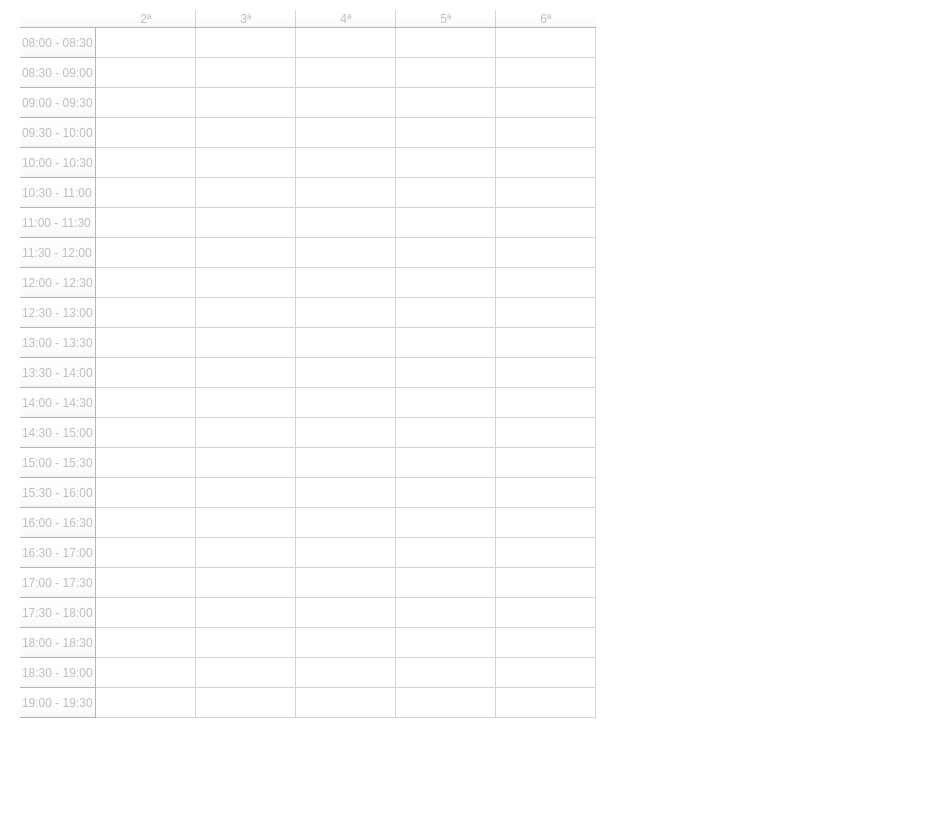
Before: the Qt Designer form Designs/MainWindow.ui in RicAB98/ScheduleHelper, drawn with Qt 5.
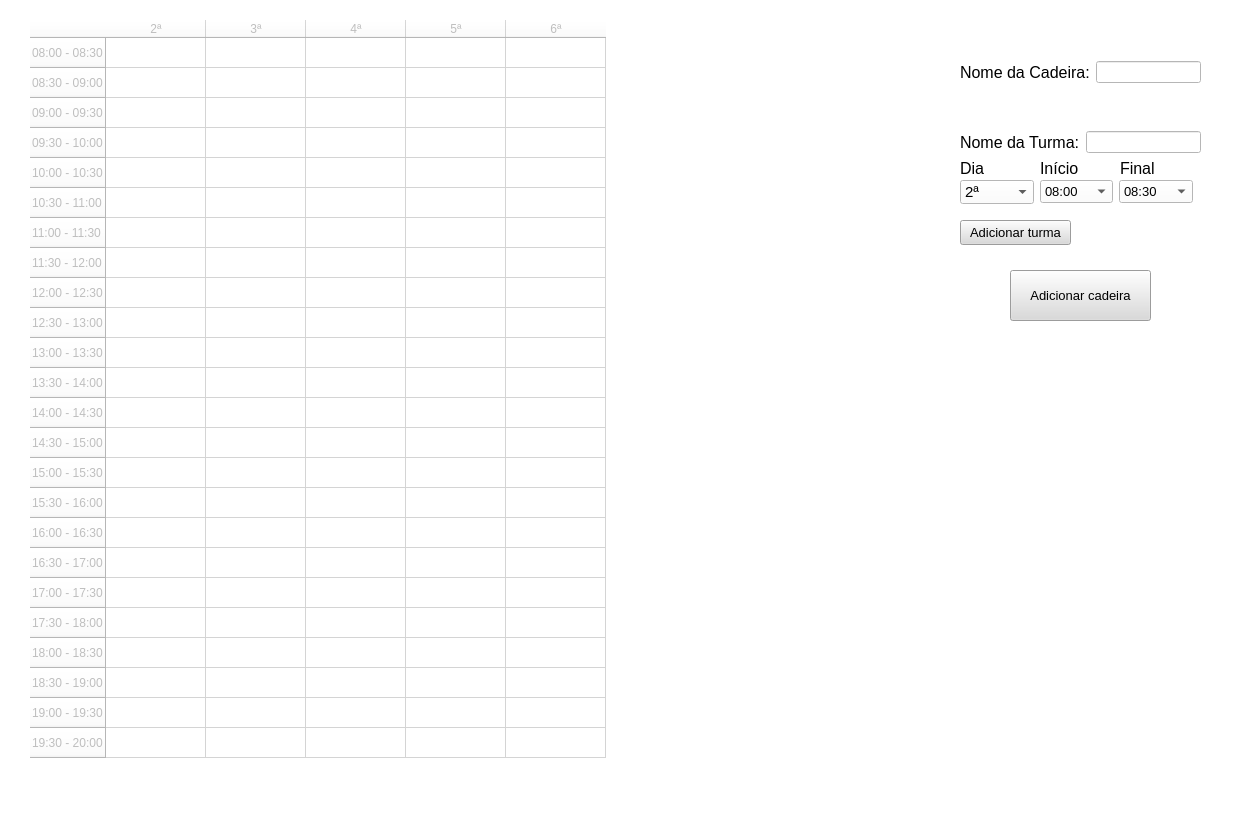
After: the same form once the commit is applied.

Commit message: AddSubject section and started button signals

Diff of the .ui file:
```diff
--- a/Designs/MainWindow.ui
+++ b/Designs/MainWindow.ui
@@ -6,8 +6,8 @@
    <rect>
     <x>0</x>
     <y>0</y>
-    <width>943</width>
-    <height>833</height>
+    <width>1239</width>
+    <height>816</height>
    </rect>
   </property>
   <property name="minimumSize">
@@ -29,17 +29,17 @@
     </property>
     <property name="geometry">
      <rect>
-      <x>20</x>
-      <y>10</y>
+      <x>30</x>
+      <y>20</y>
       <width>591</width>
-      <height>721</height>
+      <height>751</height>
      </rect>
     </property>
     <property name="styleSheet">
      <string notr="true">border: none</string>
     </property>
     <property name="rowCount">
-     <number>23</number>
+     <number>24</number>
     </property>
     <attribute name="horizontalHeaderHighlightSections">
      <bool>true</bool>
@@ -159,6 +159,11 @@
       <string>19:00 - 19:30</string>
      </property>
     </row>
+    <row>
+     <property name="text">
+      <string>19:30 - 20:00</string>
+     </property>
+    </row>
     <column>
      <property name="text">
       <string>2ª</string>
@@ -188,10 +193,10 @@
    <widget class="QWidget" name="layoutWidget">
     <property name="geometry">
      <rect>
-      <x>680</x>
-      <y>30</y>
-      <width>231</width>
-      <height>751</height>
+      <x>640</x>
+      <y>60</y>
+      <width>271</width>
+      <height>671</height>
      </rect>
     </property>
     <layout class="QVBoxLayout" name="subjectsLayout" stretch="1,1,1,1,1,1,1,1,1,1,1,1,1,1,1,1,1">
@@ -251,6 +256,508 @@
      </item>
     </layout>
    </widget>
+   <widget class="QWidget" name="layoutWidget_2">
+    <property name="geometry">
+     <rect>
+      <x>960</x>
+      <y>60</y>
+      <width>241</width>
+      <height>24</height>
+     </rect>
+    </property>
+    <layout class="QHBoxLayout" name="subjectNameLayout">
+     <item>
+      <widget class="QLabel" name="label">
+       <property name="maximumSize">
+        <size>
+         <width>11111</width>
+         <height>16777215</height>
+        </size>
+       </property>
+       <property name="font">
+        <font>
+         <pointsize>12</pointsize>
+        </font>
+       </property>
+       <property name="text">
+        <string>Nome da Cadeira:</string>
+       </property>
+      </widget>
+     </item>
+     <item>
+      <widget class="QLineEdit" name="subjectLineEdit"/>
+     </item>
+    </layout>
+   </widget>
+   <widget class="QLabel" name="label_2">
+    <property name="geometry">
+     <rect>
+      <x>960</x>
+      <y>160</y>
+      <width>31</width>
+      <height>16</height>
+     </rect>
+    </property>
+    <property name="font">
+     <font>
+      <pointsize>12</pointsize>
+     </font>
+    </property>
+    <property name="text">
+     <string>Dia</string>
+    </property>
+   </widget>
+   <widget class="QLabel" name="label_3">
+    <property name="geometry">
+     <rect>
+      <x>1040</x>
+      <y>160</y>
+      <width>41</width>
+      <height>16</height>
+     </rect>
+    </property>
+    <property name="font">
+     <font>
+      <pointsize>12</pointsize>
+     </font>
+    </property>
+    <property name="text">
+     <string>Início</string>
+    </property>
+   </widget>
+   <widget class="QLabel" name="label_4">
+    <property name="geometry">
+     <rect>
+      <x>1120</x>
+      <y>160</y>
+      <width>41</width>
+      <height>16</height>
+     </rect>
+    </property>
+    <property name="font">
+     <font>
+      <pointsize>12</pointsize>
+     </font>
+    </property>
+    <property name="text">
+     <string>Final</string>
+    </property>
+   </widget>
+   <widget class="QListWidget" name="scheduleList">
+    <property name="geometry">
+     <rect>
+      <x>1010</x>
+      <y>340</y>
+      <width>141</width>
+      <height>391</height>
+     </rect>
+    </property>
+    <property name="sizePolicy">
+     <sizepolicy hsizetype="Expanding" vsizetype="Expanding">
+      <horstretch>0</horstretch>
+      <verstretch>0</verstretch>
+     </sizepolicy>
+    </property>
+    <property name="font">
+     <font>
+      <pointsize>10</pointsize>
+     </font>
+    </property>
+    <property name="layoutDirection">
+     <enum>Qt::LeftToRight</enum>
+    </property>
+    <property name="styleSheet">
+     <string notr="true">border:none
+</string>
+    </property>
+    <property name="isWrapping" stdset="0">
+     <bool>true</bool>
+    </property>
+    <property name="sortingEnabled">
+     <bool>false</bool>
+    </property>
+   </widget>
+   <widget class="QPushButton" name="addClassButton">
+    <property name="geometry">
+     <rect>
+      <x>960</x>
+      <y>220</y>
+      <width>111</width>
+      <height>25</height>
+     </rect>
+    </property>
+    <property name="font">
+     <font>
+      <pointsize>10</pointsize>
+     </font>
+    </property>
+    <property name="styleSheet">
+     <string notr="true">background-color: rgb(218, 218, 218)
+</string>
+    </property>
+    <property name="text">
+     <string>Adicionar turma</string>
+    </property>
+   </widget>
+   <widget class="QWidget" name="layoutWidget_3">
+    <property name="geometry">
+     <rect>
+      <x>960</x>
+      <y>130</y>
+      <width>241</width>
+      <height>24</height>
+     </rect>
+    </property>
+    <layout class="QHBoxLayout" name="classLayout">
+     <item>
+      <widget class="QLabel" name="label_5">
+       <property name="maximumSize">
+        <size>
+         <width>11111</width>
+         <height>16777215</height>
+        </size>
+       </property>
+       <property name="font">
+        <font>
+         <pointsize>12</pointsize>
+        </font>
+       </property>
+       <property name="text">
+        <string>Nome da Turma:</string>
+       </property>
+      </widget>
+     </item>
+     <item>
+      <widget class="QLineEdit" name="classLineEdit"/>
+     </item>
+    </layout>
+   </widget>
+   <widget class="QPushButton" name="addSubjectButton">
+    <property name="geometry">
+     <rect>
+      <x>1010</x>
+      <y>270</y>
+      <width>141</width>
+      <height>51</height>
+     </rect>
+    </property>
+    <property name="font">
+     <font>
+      <pointsize>10</pointsize>
+     </font>
+    </property>
+    <property name="styleSheet">
+     <string notr="true">background-color: rgb(218, 218, 218)
+</string>
+    </property>
+    <property name="text">
+     <string>Adicionar cadeira</string>
+    </property>
+   </widget>
+   <widget class="QWidget" name="">
+    <property name="geometry">
+     <rect>
+      <x>960</x>
+      <y>180</y>
+      <width>233</width>
+      <height>24</height>
+     </rect>
+    </property>
+    <layout class="QHBoxLayout" name="scheduleLayout">
+     <item>
+      <widget class="QComboBox" name="day">
+       <property name="font">
+        <font>
+         <pointsize>11</pointsize>
+        </font>
+       </property>
+       <item>
+        <property name="text">
+         <string>2ª</string>
+        </property>
+       </item>
+       <item>
+        <property name="text">
+         <string>3ª</string>
+        </property>
+       </item>
+       <item>
+        <property name="text">
+         <string>4ª</string>
+        </property>
+       </item>
+       <item>
+        <property name="text">
+         <string>5ª</string>
+        </property>
+       </item>
+       <item>
+        <property name="text">
+         <string>6ª</string>
+        </property>
+       </item>
+      </widget>
+     </item>
+     <item>
+      <widget class="QComboBox" name="start">
+       <property name="font">
+        <font>
+         <pointsize>10</pointsize>
+        </font>
+       </property>
+       <item>
+        <property name="text">
+         <string>08:00</string>
+        </property>
+       </item>
+       <item>
+        <property name="text">
+         <string>08:30</string>
+        </property>
+       </item>
+       <item>
+        <property name="text">
+         <string>09:00</string>
+        </property>
+       </item>
+       <item>
+        <property name="text">
+         <string>09:30</string>
+        </property>
+       </item>
+       <item>
+        <property name="text">
+         <string>10:00</string>
+        </property>
+       </item>
+       <item>
+        <property name="text">
+         <string>10:30</string>
+        </property>
+       </item>
+       <item>
+        <property name="text">
+         <string>11:00</string>
+        </property>
+       </item>
+       <item>
+        <property name="text">
+         <string>11:30</string>
+        </property>
+       </item>
+       <item>
+        <property name="text">
+         <string>12:00</string>
+        </property>
+       </item>
+       <item>
+        <property name="text">
+         <string>12:30</string>
+        </property>
+       </item>
+       <item>
+        <property name="text">
+         <string>13:00</string>
+        </property>
+       </item>
+       <item>
+        <property name="text">
+         <string>13:30</string>
+        </property>
+       </item>
+       <item>
+        <property name="text">
+         <string>14:00</string>
+        </property>
+       </item>
+       <item>
+        <property name="text">
+         <string>14:30</string>
+        </property>
+       </item>
+       <item>
+        <property name="text">
+         <string>15:00</string>
+        </property>
+       </item>
+       <item>
+        <property name="text">
+         <string>15:30</string>
+        </property>
+       </item>
+       <item>
+        <property name="text">
+         <string>16:00</string>
+        </property>
+       </item>
+       <item>
+        <property name="text">
+         <string>16:30</string>
+        </property>
+       </item>
+       <item>
+        <property name="text">
+         <string>17:00</string>
+        </property>
+       </item>
+       <item>
+        <property name="text">
+         <string>17:30</string>
+        </property>
+       </item>
+       <item>
+        <property name="text">
+         <string>18:00</string>
+        </property>
+       </item>
+       <item>
+        <property name="text">
+         <string>18:30</string>
+        </property>
+       </item>
+       <item>
+        <property name="text">
+         <string>19:00</string>
+        </property>
+       </item>
+       <item>
+        <property name="text">
+         <string>19:30</string>
+        </property>
+       </item>
+      </widget>
+     </item>
+     <item>
+      <widget class="QComboBox" name="end">
+       <property name="font">
+        <font>
+         <pointsize>10</pointsize>
+        </font>
+       </property>
+       <item>
+        <property name="text">
+         <string>08:30</string>
+        </property>
+       </item>
+       <item>
+        <property name="text">
+         <string>09:00</string>
+        </property>
+       </item>
+       <item>
+        <property name="text">
+         <string>09:30</string>
+        </property>
+       </item>
+       <item>
+        <property name="text">
+         <string>10:00</string>
+        </property>
+       </item>
+       <item>
+        <property name="text">
+         <string>10:30</string>
+        </property>
+       </item>
+       <item>
+        <property name="text">
+         <string>11:00</string>
+        </property>
+       </item>
+       <item>
+        <property name="text">
+         <string>11:30</string>
+        </property>
+       </item>
+       <item>
+        <property name="text">
+         <string>12:00</string>
+        </property>
+       </item>
+       <item>
+        <property name="text">
+         <string>12:30</string>
+        </property>
+       </item>
+       <item>
+        <property name="text">
+         <string>13:00</string>
+        </property>
+       </item>
+       <item>
+        <property name="text">
+         <string>13:30</string>
+        </property>
+       </item>
+       <item>
+        <property name="text">
+         <string>14:00</string>
+        </property>
+       </item>
+       <item>
+        <property name="text">
+         <string>14:30</string>
+        </property>
+       </item>
+       <item>
+        <property name="text">
+         <string>15:00</string>
+        </property>
+       </item>
+       <item>
+        <property name="text">
+         <string>15:30</string>
+        </property>
+       </item>
+       <item>
+        <property name="text">
+         <string>16:00</string>
+        </property>
+       </item>
+       <item>
+        <property name="text">
+         <string>16:30</string>
+        </property>
+       </item>
+       <item>
+        <property name="text">
+         <string>17:00</string>
+        </property>
+       </item>
+       <item>
+        <property name="text">
+         <string>17:30</string>
+        </property>
+       </item>
+       <item>
+        <property name="text">
+         <string>18:00</string>
+        </property>
+       </item>
+       <item>
+        <property name="text">
+         <string>18:30</string>
+        </property>
+       </item>
+       <item>
+        <property name="text">
+         <string>19:00</string>
+        </property>
+       </item>
+       <item>
+        <property name="text">
+         <string>19:30</string>
+        </property>
+       </item>
+       <item>
+        <property name="text">
+         <string>20:00</string>
+        </property>
+       </item>
+      </widget>
+     </item>
+    </layout>
+   </widget>
   </widget>
   <widget class="QMenuBar" name="menubar">
    <property name="geometry">
```
Left out of the diff: 4 changed lines with no effect on the pictures. The commit also changes 4 other files.
